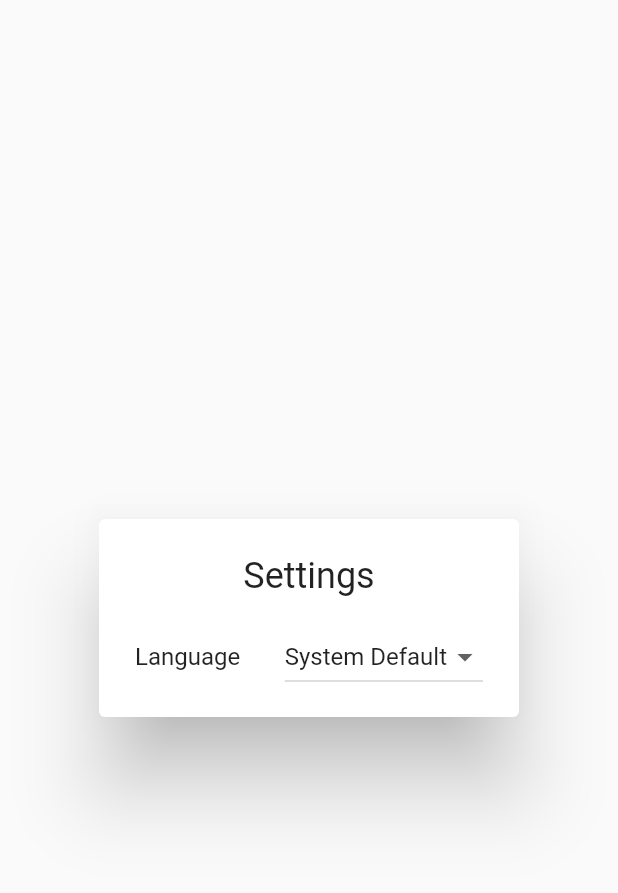
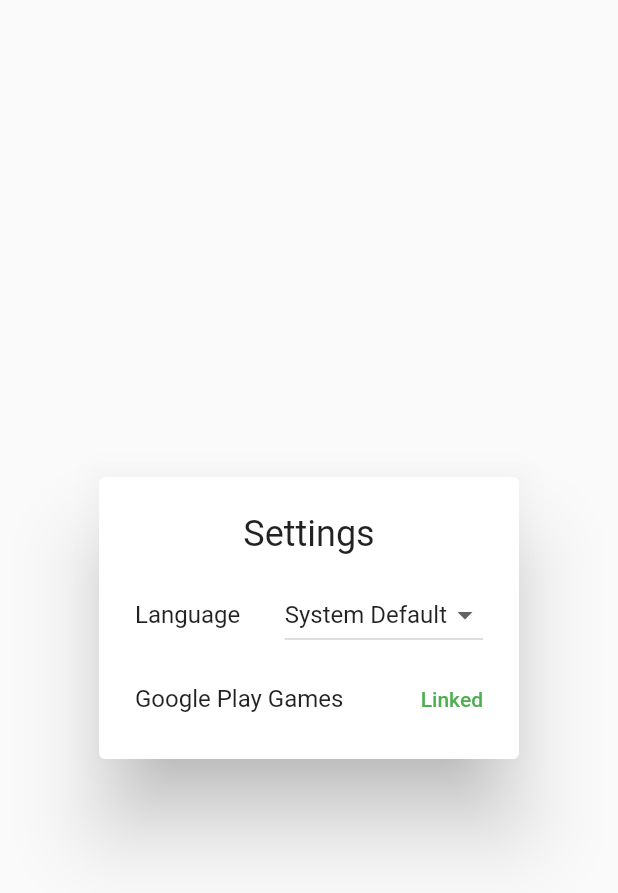
Before and after one commit to NagaChiang/click-charger, a Flutter app: the SettingsDialog widget shown alone on an empty page, opened directly, on a phone screen of 412 x 824 dp. Shown: the top 893 px of the screen. Run offline on Flutter 3.47's test engine with Material 2 defaults, Android fonts, the phone set to English and light mode, and no system bars; our stand-ins replace badges, easy_localization, firebase_auth, firebase_core, flutter_local_notifications, font_awesome_flutter and 3 more; accounts and stored records are empty; generated files the repository leaves out were written again; network calls fail.

Commit message:
Add linking with Google Play Games in settings dialog

```diff
--- a/assets/translations/en.json
+++ b/assets/translations/en.json
@@ -30,6 +30,11 @@
     "description": "Your progress will be lost if you uninstall the game or clear app data.\n\nEnable cloud sync by linking your Google Play Games in the settings later."
   },
   "ok": "OK",
+  "googlePlayGamesSetting": {
+    "title": "Google Play Games",
+    "linked": "Linked",
+    "unlinked": "Unlinked"
+  },
   "pressItemName": "Auto Presser",
   "itemName_01": "Hamster Wheel",
   "itemName_02": "Biomass",
--- a/lib/settings_dialog.dart
+++ b/lib/settings_dialog.dart
@@ -1,7 +1,9 @@
 import 'package:easy_localization/easy_localization.dart';
+import 'package:firebase_auth/firebase_auth.dart';
 import 'package:flutter/material.dart';
 import 'package:flutter/widgets.dart';
 
+import 'utils/utils.dart';
 import 'utils/enums.dart';
 
 class SettingsDialog extends StatefulWidget {
@@ -29,6 +31,9 @@ class _SettingsDialogState extends State<SettingsDialog> {
 
   @override
   Widget build(BuildContext context) {
+    final bool isPlayGamesLinked =
+        !FirebaseAuth.instance.currentUser.isAnonymous;
+
     return SimpleDialog(
       contentPadding: const EdgeInsets.symmetric(
         horizontal: 8.0,
@@ -65,6 +70,31 @@ class _SettingsDialogState extends State<SettingsDialog> {
             },
           ),
         ),
+        ListTile(
+          title: Text('googlePlayGamesSetting.title'.tr()),
+          trailing: Text(
+            isPlayGamesLinked
+                ? 'googlePlayGamesSetting.linked'.tr()
+                : 'googlePlayGamesSetting.unlinked'.tr(),
+            style: Theme.of(context).textTheme.bodyText1.copyWith(
+                  color: isPlayGamesLinked ? Colors.green : Colors.red,
+                ),
+          ),
+          onTap: isPlayGamesLinked
+              ? null
+              : () {
+                  showGeneralDialog(
+                    context: context,
+                    pageBuilder: (_, __, ___) => Container(),
+                    barrierDismissible: false,
+                  );
+
+                  Utils.linkWithGooglePlayGames().then((_) {
+                    Navigator.of(context).pop();
+                    setState(() {});
+                  });
+                },
+        ),
         if (widget.version != null)
           Center(
             child: Text(
```
Also changed, not shown: lib/main.dart (+2 -27 lines), lib/utils/utils.dart (+41 -0 lines).
